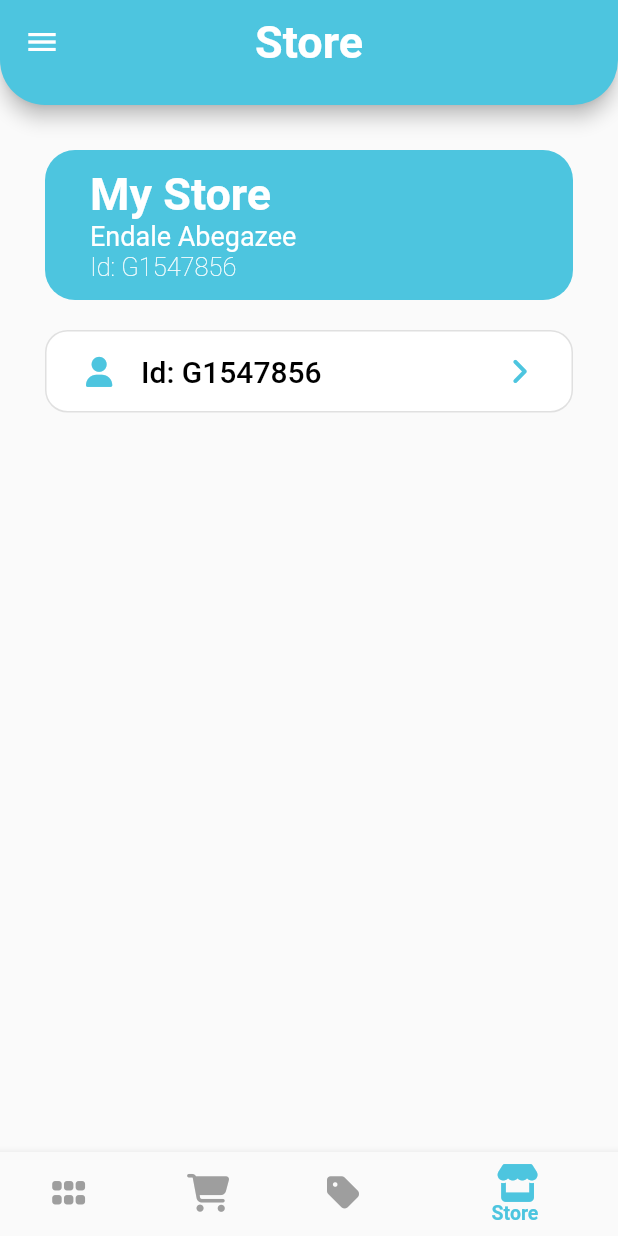
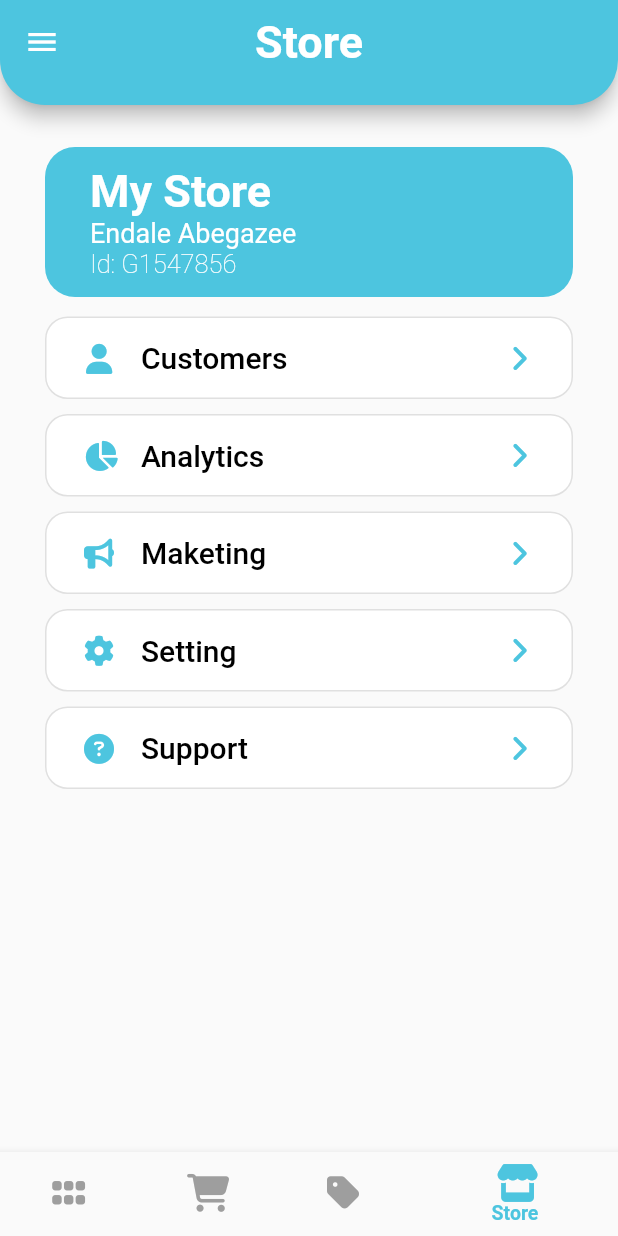
Before and after one commit to beidemichael/ghioon_seller, a Flutter app: the screen it shows after launch, swiped to page 4, on a phone screen of 412 x 824 dp. Run offline on Flutter 3.47's test engine with Material 2 defaults, Android fonts, the phone set to English and light mode, and no system bars; our stand-ins replace font_awesome_flutter.

Commit message:
Finished Store UI

```diff
--- a/lib/Screens/HomeScreenWidets/store.dart
+++ b/lib/Screens/HomeScreenWidets/store.dart
@@ -47,7 +47,7 @@ class _StoreState extends State<Store> {
             height: 20,
           ),
           Padding(
-            padding: const EdgeInsets.symmetric(horizontal: 30.0, vertical: 10),
+            padding: const EdgeInsets.symmetric(horizontal: 30.0, vertical: 8),
             child: Container(
               width: MediaQuery.of(context).size.width,
               // height: ,
@@ -85,20 +85,31 @@ class _StoreState extends State<Store> {
               ),
             ),
           ),
-          Padding(
-            padding: const EdgeInsets.symmetric(horizontal: 30.0, vertical: 10),
+          StoreList(FontAwesomeIcons.solidUser, 'Customers'),
+          StoreList(FontAwesomeIcons.chartPie, 'Analytics'),
+          StoreList(FontAwesomeIcons.bullhorn, 'Maketing'),
+          StoreList(FontAwesomeIcons.gear, 'Setting'),
+          StoreList(FontAwesomeIcons.solidCircleQuestion, 'Support'),
+        ],
+      ),
+    );
+  }
+
+  Widget StoreList(IconData icon, String name) {
+    return Padding(
+      padding: const EdgeInsets.symmetric(horizontal: 30.0, vertical: 5),
       child: Container(
         width: MediaQuery.of(context).size.width,
         // height: ,
 
         decoration: BoxDecoration(
-                border: Border.all(width: 1, color: Color.fromARGB(255, 224, 224, 224)),
+          border:
+              Border.all(width: 1, color: const Color.fromARGB(255, 224, 224, 224)),
           color: Colors.white,
           borderRadius: BorderRadius.circular(15.0),
         ),
         child: Padding(
-                padding:
-                    const EdgeInsets.symmetric(horizontal: 25, vertical: 15.0),
+          padding: const EdgeInsets.symmetric(horizontal: 25, vertical: 15.0),
           child: Row(
             mainAxisAlignment: MainAxisAlignment.spaceBetween,
             children: [
@@ -106,10 +117,16 @@ class _StoreState extends State<Store> {
                 mainAxisAlignment: MainAxisAlignment.start,
                 // ignore: prefer_const_literals_to_create_immutables
                 children: [
-                        Icon(FontAwesomeIcons.solidUser,color: CustomColors().blue,size: 20,),
-                        SizedBox(width: 18,),
-                        const Text('Id: G1547856',
-                            style: TextStyle(
+                  Icon(
+                    icon,
+                    color: CustomColors().blue,
+                    size: 20,
+                  ),
+                  const SizedBox(
+                    width: 18,
+                  ),
+                  Text(name,
+                      style: const TextStyle(
                           fontSize: 20.0,
                           color: Colors.black,
                           fontWeight: FontWeight.w500)),
@@ -124,9 +141,6 @@ class _StoreState extends State<Store> {
           ),
         ),
       ),
-          )
-        ],
-      ),
     );
   }
 }
```
Lines whose indentation alone changed are shown as unchanged.
